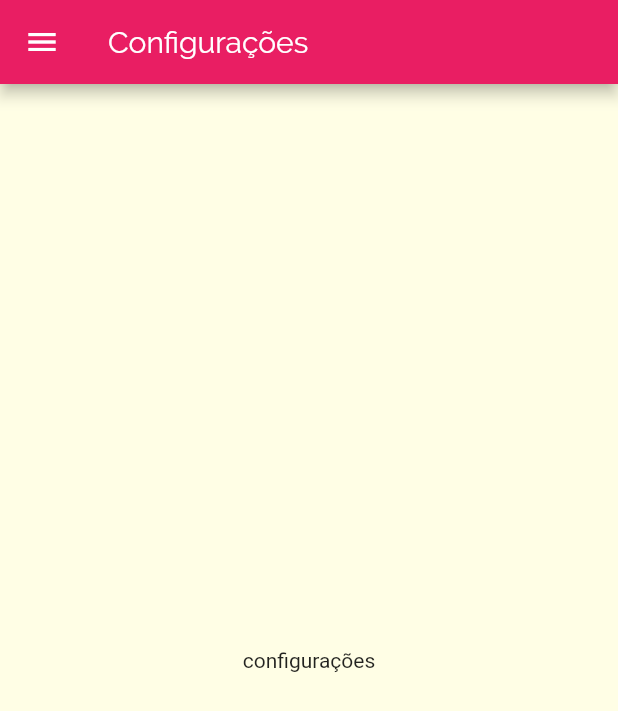
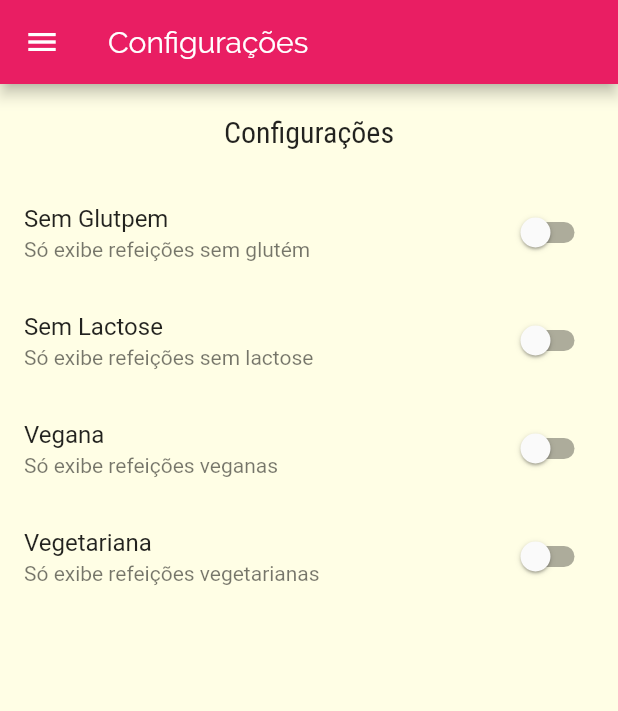
Before and after one commit to isaiasnas/recipes, a Flutter app: the SettingsScreen screen opened by its route, on a phone screen of 412 x 824 dp. Shown: the top 711 px of the screen. Run offline on Flutter 3.47's test engine with Material 2 defaults, Android fonts, the phone set to English and light mode, and no system bars; network calls fail.

Commit message:
inclusão de configurações

```diff
--- a/lib/components/meal_item.dart
+++ b/lib/components/meal_item.dart
@@ -10,10 +10,17 @@ class MealItem extends StatelessWidget {
   );
 
   void _selectMeal(BuildContext context) {
-    Navigator.of(context).pushNamed(
+    Navigator.of(context)
+        .pushNamed(
       AppRoutes.MEAL_DETAIL,
       arguments: meal,
-    );
+    ).then((value) {
+      if (value != null) {
+        print('o resultado é: $value');
+      } else {
+        print('valor nullo');
+      }
+    });
   }
 
   @override
--- /dev/null
+++ b/lib/models/settings.dart
@@ -0,0 +1,13 @@
+class Settings {
+  bool isGlutenFree;
+  bool isLactoseFree;
+  bool isVegan;
+  bool isVegetarian;
+
+  Settings({
+    this.isGlutenFree = false,
+    this.isLactoseFree = false,
+    this.isVegan = false,
+    this.isVegetarian = false,
+  });
+}
--- a/lib/screens/meal_detail_screen.dart
+++ b/lib/screens/meal_detail_screen.dart
@@ -82,6 +82,12 @@ class MealDetailScreen extends StatelessWidget {
           ],
         ),
       ),
+      floatingActionButton: FloatingActionButton(
+        onPressed: () {
+          Navigator.of(context).pop(meal.title);
+        },
+        child: Icon(Icons.star),
+      ),
     );
   }
 }
--- a/lib/screens/settings_screen.dart
+++ b/lib/screens/settings_screen.dart
@@ -1,7 +1,29 @@
 import 'package:flutter/material.dart';
 import 'package:meals/components/main_drawer.dart';
+import 'package:meals/models/settings.dart';
 
-class SettingsScreen extends StatelessWidget {
+class SettingsScreen extends StatefulWidget {
+  @override
+  _SettingsScreenState createState() => _SettingsScreenState();
+}
+
+class _SettingsScreenState extends State<SettingsScreen> {
+  var settings = Settings();
+
+  Widget _createSwitch(
+    String title,
+    String subTitle,
+    bool value,
+    Function onChange,
+  ) {
+    return SwitchListTile.adaptive(
+      title: Text(title),
+      subtitle: Text(subTitle),
+      value: value,
+      onChanged: onChange,
+    );
+  }
+
   @override
   Widget build(BuildContext context) {
     return Scaffold(
@@ -9,8 +31,46 @@ class SettingsScreen extends StatelessWidget {
         title: Text('Configurações'),
       ),
       drawer: MainDrawer(),
-      body: Center(
-        child: Text('configurações'),
+      body: Column(
+        children: <Widget>[
+          Container(
+            padding: EdgeInsets.all(20),
+            child: Text(
+              'Configurações',
+              style: Theme.of(context).textTheme.headline6,
+            ),
+          ),
+          Expanded(
+            child: ListView(
+              children: <Widget>[
+                _createSwitch(
+                  'Sem Glutpem',
+                  'Só exibe refeições sem glutém',
+                  settings.isGlutenFree,
+                  (value) => setState(() => settings.isGlutenFree = value),
+                ),
+                _createSwitch(
+                  'Sem Lactose',
+                  'Só exibe refeições sem lactose',
+                  settings.isLactoseFree,
+                  (value) => setState(() => settings.isLactoseFree = value),
+                ),
+                _createSwitch(
+                  'Vegana',
+                  'Só exibe refeições veganas',
+                  settings.isVegan,
+                  (value) => setState(() => settings.isVegan = value),
+                ),
+                _createSwitch(
+                  'Vegetariana',
+                  'Só exibe refeições vegetarianas',
+                  settings.isVegetarian,
+                  (value) => setState(() => settings.isVegetarian = value),
+                ),
+              ],
+            ),
+          )
+        ],
       ),
     );
   }
```
